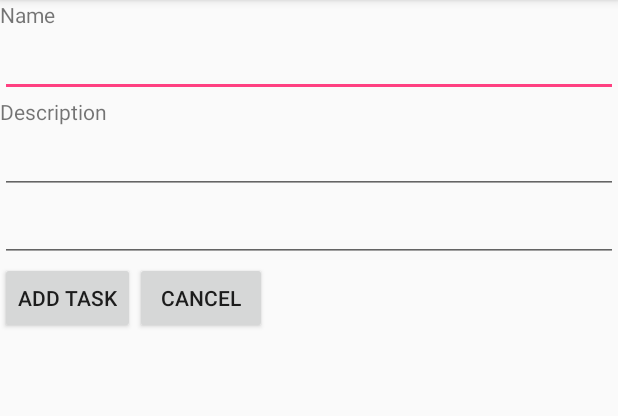
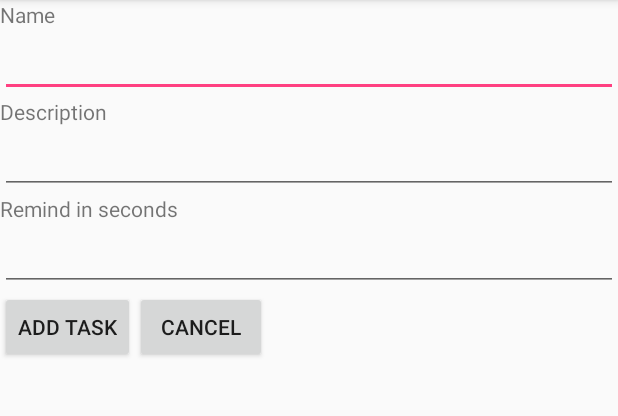
Before and after one commit to ItsYaBoiBry/TaskManager, an Android app: the screen it shows after launch (AddActivity), after a tap on "ADD TASK", on a phone screen of 412 x 824 dp, the part 84-500 px from its top. Run offline under Robolectric (Android 15) with nearby library versions, the phone set to English and light mode, and no system bars.

Commit message:
finished enhancement

```diff
--- a/app/src/main/java/android/myapplicationdev/com/taskmanager/AddActivity.java
+++ b/app/src/main/java/android/myapplicationdev/com/taskmanager/AddActivity.java
@@ -17,7 +17,7 @@ import java.util.Calendar;
 
 public class AddActivity extends AppCompatActivity {
 
-    EditText etName, etDesc;
+    EditText etName, etDesc, etTiming;
     Button btnAdd, btnCancel;
     int reqCode = 123;
     Task content;
@@ -29,6 +29,7 @@ public class AddActivity extends AppCompatActivity {
 
         etName = (EditText) findViewById(R.id.etName);
         etDesc = (EditText) findViewById(R.id.etDesc);
+        etTiming = (EditText) findViewById(R.id.etTime);
 
         btnAdd = (Button) findViewById(R.id.btnAdd);
         btnCancel = (Button) findViewById(R.id.btnCancel);
@@ -43,7 +44,7 @@ public class AddActivity extends AppCompatActivity {
                 dbh.insertTask(content);
 
                 Calendar cal = Calendar.getInstance();
-                cal.add(Calendar.SECOND, 5);
+                cal.add(Calendar.SECOND, Integer.parseInt(etTiming.getText().toString()));
 
                 Intent intent = new Intent(AddActivity.this, ScheduledNotificationReceiver.class);
                 intent.putExtra("name", name);
--- a/app/src/main/java/android/myapplicationdev/com/taskmanager/DBHelper.java
+++ b/app/src/main/java/android/myapplicationdev/com/taskmanager/DBHelper.java
@@ -35,11 +35,6 @@ public class DBHelper extends SQLiteOpenHelper {
         db.execSQL(createNoteTableSql);
         Log.i("info", "created tables");
 
-        ContentValues values = new ContentValues();
-        values.put(COLUMN_TASK_NAME, "Buy milk");
-        values.put(COLUMN_DESC, "Low fat");
-        db.insert(TABLE_TASK, null, values);
-        Log.i("info", "dummy records inserted");
 
     }
 
@@ -79,11 +74,17 @@ public class DBHelper extends SQLiteOpenHelper {
         if (result != 1){
             Log.d("DBHelper", "Insert failed");
         } else {
-            Log.d("SQL Insert",""+ result); //id returned, shouldn’t be -1
+            Log.d("SQL Insert",""+ result);
         }
 
         db.close();
         return result;
     }
+    public Integer deleteTask(Integer id){
+        SQLiteDatabase db = this.getWritableDatabase();
+        return db.delete("task","id = ?",new String[]{
+                Integer.toString(id)
+        });
+    }
 
 }
--- a/app/src/main/java/android/myapplicationdev/com/taskmanager/MainActivity.java
+++ b/app/src/main/java/android/myapplicationdev/com/taskmanager/MainActivity.java
@@ -4,6 +4,7 @@ import android.content.Intent;
 import android.os.Bundle;
 import android.support.v7.app.AppCompatActivity;
 import android.view.View;
+import android.widget.AdapterView;
 import android.widget.ArrayAdapter;
 import android.widget.Button;
 import android.widget.ListView;
@@ -22,7 +23,7 @@ import java.util.ArrayList;
             super.onCreate(savedInstanceState);
             setContentView(R.layout.activity_main);
 
-            DBHelper dbh = new DBHelper(MainActivity.this);
+            final DBHelper dbh = new DBHelper(MainActivity.this);
 
             btnAdd = (Button) findViewById(R.id.btnAdd);
             lvTask = (ListView) findViewById(R.id.lvTask);
--- a/app/src/main/res/layout/activity_add.xml
+++ b/app/src/main/res/layout/activity_add.xml
@@ -25,6 +25,11 @@
     android:layout_width="match_parent"
     android:layout_height="wrap_content"
     android:id="@+id/etDesc" />
+    <TextView
+        android:layout_width="wrap_content"
+        android:layout_height="wrap_content"
+        android:text="Remind in seconds"
+        android:id="@+id/textView3" />
 
     <EditText
         android:layout_width="match_parent"
```
Also changed, not shown: app/src/main/java/android/myapplicationdev/com/taskmanager/ScheduledNotificationReceiver.java (+4 -3 lines).
